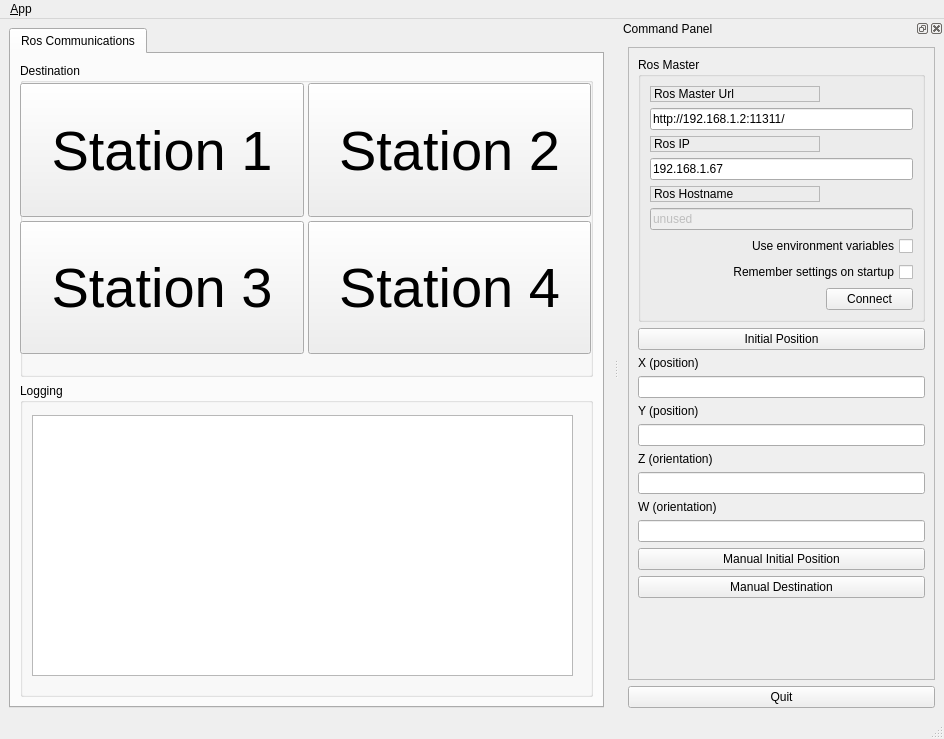
movehoon/ros_nav_gui, file ui/main_window.ui: the form before one commit.
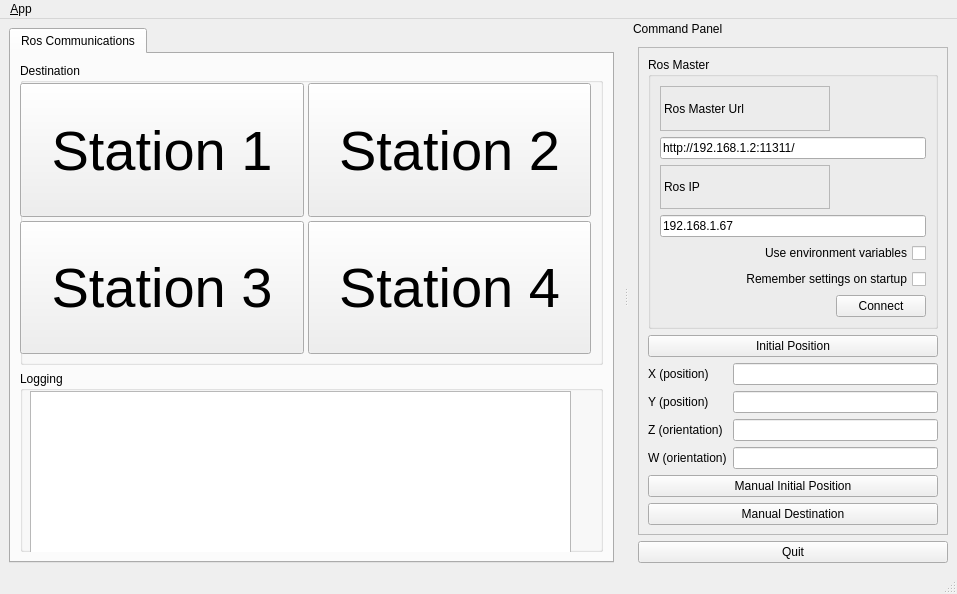
The form after the commit. Icons and pictures are not drawn.

Commit message: Resize dialog

Diff of the .ui file:
```diff
--- a/ui/main_window.ui
+++ b/ui/main_window.ui
@@ -6,10 +6,16 @@
    <rect>
     <x>0</x>
     <y>0</y>
-    <width>944</width>
-    <height>704</height>
+    <width>957</width>
+    <height>594</height>
    </rect>
   </property>
+  <property name="sizePolicy">
+   <sizepolicy hsizetype="Preferred" vsizetype="Preferred">
+    <horstretch>0</horstretch>
+    <verstretch>1</verstretch>
+   </sizepolicy>
+  </property>
   <property name="windowTitle">
    <string>QRosApp</string>
   </property>
@@ -24,6 +30,12 @@
    <layout class="QHBoxLayout">
     <item>
      <widget class="QTabWidget" name="tab_manager">
+      <property name="sizePolicy">
+       <sizepolicy hsizetype="Expanding" vsizetype="Preferred">
+        <horstretch>0</horstretch>
+        <verstretch>0</verstretch>
+       </sizepolicy>
+      </property>
       <property name="minimumSize">
        <size>
         <width>100</width>
@@ -37,12 +49,24 @@
        <number>0</number>
       </property>
       <widget class="QWidget" name="tab_status">
+       <property name="sizePolicy">
+        <sizepolicy hsizetype="Preferred" vsizetype="Fixed">
+         <horstretch>0</horstretch>
+         <verstretch>1</verstretch>
+        </sizepolicy>
+       </property>
        <attribute name="title">
         <string>Ros Communications</string>
        </attribute>
        <layout class="QVBoxLayout" name="verticalLayout_2">
         <item>
          <widget class="QGroupBox" name="groupBox_2">
+          <property name="sizePolicy">
+           <sizepolicy hsizetype="Preferred" vsizetype="Preferred">
+            <horstretch>0</horstretch>
+            <verstretch>5</verstretch>
+           </sizepolicy>
+          </property>
           <property name="title">
            <string>Destination</string>
           </property>
@@ -55,7 +79,7 @@
              <height>271</height>
             </rect>
            </property>
-           <layout class="QGridLayout" name="gridLayout_4" rowstretch="1,1,0" rowminimumheight="1,1,0">
+           <layout class="QGridLayout" name="gridLayout_4" rowstretch="1,1" rowminimumheight="1,1">
             <property name="sizeConstraint">
              <enum>QLayout::SetDefaultConstraint</enum>
             </property>
@@ -65,7 +89,7 @@
             <item row="1" column="1">
              <widget class="QPushButton" name="button_destination4">
               <property name="sizePolicy">
-               <sizepolicy hsizetype="Expanding" vsizetype="Expanding">
+               <sizepolicy hsizetype="Preferred" vsizetype="Preferred">
                 <horstretch>0</horstretch>
                 <verstretch>0</verstretch>
                </sizepolicy>
@@ -83,7 +107,7 @@
             <item row="1" column="0">
              <widget class="QPushButton" name="button_destination3">
               <property name="sizePolicy">
-               <sizepolicy hsizetype="Expanding" vsizetype="Expanding">
+               <sizepolicy hsizetype="Preferred" vsizetype="Preferred">
                 <horstretch>0</horstretch>
                 <verstretch>0</verstretch>
                </sizepolicy>
@@ -101,7 +125,7 @@
             <item row="0" column="0">
              <widget class="QPushButton" name="button_destination1">
               <property name="sizePolicy">
-               <sizepolicy hsizetype="Expanding" vsizetype="Expanding">
+               <sizepolicy hsizetype="Preferred" vsizetype="Preferred">
                 <horstretch>0</horstretch>
                 <verstretch>0</verstretch>
                </sizepolicy>
@@ -119,7 +143,7 @@
             <item row="0" column="1">
              <widget class="QPushButton" name="button_destination2">
               <property name="sizePolicy">
-               <sizepolicy hsizetype="Expanding" vsizetype="Expanding">
+               <sizepolicy hsizetype="Preferred" vsizetype="Preferred">
                 <horstretch>0</horstretch>
                 <verstretch>0</verstretch>
                </sizepolicy>
@@ -144,9 +168,9 @@
            <bool>true</bool>
           </property>
           <property name="sizePolicy">
-           <sizepolicy hsizetype="MinimumExpanding" vsizetype="Preferred">
+           <sizepolicy hsizetype="Preferred" vsizetype="Preferred">
             <horstretch>0</horstretch>
-            <verstretch>0</verstretch>
+            <verstretch>3</verstretch>
            </sizepolicy>
           </property>
           <property name="title">
@@ -155,10 +179,10 @@
           <widget class="QListView" name="view_logging">
            <property name="geometry">
             <rect>
-             <x>12</x>
-             <y>32</y>
+             <x>10</x>
+             <y>20</y>
              <width>541</width>
-             <height>261</height>
+             <height>171</height>
             </rect>
            </property>
           </widget>
@@ -175,7 +199,7 @@
     <rect>
      <x>0</x>
      <y>0</y>
-     <width>944</width>
+     <width>957</width>
      <height>22</height>
     </rect>
    </property>
@@ -202,10 +226,19 @@
    </property>
    <property name="minimumSize">
     <size>
-     <width>325</width>
-     <height>698</height>
+     <width>328</width>
+     <height>550</height>
     </size>
    </property>
+   <property name="acceptDrops">
+    <bool>false</bool>
+   </property>
+   <property name="floating">
+    <bool>false</bool>
+   </property>
+   <property name="features">
+    <set>QDockWidget::NoDockWidgetFeatures</set>
+   </property>
    <property name="allowedAreas">
     <set>Qt::RightDockWidgetArea</set>
    </property>
@@ -216,6 +249,12 @@
     <number>2</number>
    </attribute>
    <widget class="QWidget" name="dockWidgetContents_2">
+    <property name="sizePolicy">
+     <sizepolicy hsizetype="Preferred" vsizetype="Preferred">
+      <horstretch>1</horstretch>
+      <verstretch>0</verstretch>
+     </sizepolicy>
+    </property>
     <layout class="QVBoxLayout" name="verticalLayout">
      <item>
       <widget class="QFrame" name="frame">
@@ -234,43 +273,16 @@
        <layout class="QVBoxLayout" name="verticalLayout_3">
         <item>
          <widget class="QGroupBox" name="groupBox">
+          <property name="sizePolicy">
+           <sizepolicy hsizetype="Preferred" vsizetype="Preferred">
+            <horstretch>0</horstretch>
+            <verstretch>0</verstretch>
+           </sizepolicy>
+          </property>
           <property name="title">
            <string>Ros Master</string>
           </property>
           <layout class="QGridLayout" name="gridLayout">
-           <item row="0" column="0">
-            <widget class="QLabel" name="label">
-             <property name="frameShape">
-              <enum>QFrame::StyledPanel</enum>
-             </property>
-             <property name="frameShadow">
-              <enum>QFrame::Raised</enum>
-             </property>
-             <property name="text">
-              <string>Ros Master Url</string>
-             </property>
-            </widget>
-           </item>
-           <item row="1" column="0" colspan="2">
-            <widget class="QLineEdit" name="line_edit_master">
-             <property name="text">
-              <string>http://192.168.1.2:11311/</string>
-             </property>
-            </widget>
-           </item>
-           <item row="2" column="0">
-            <widget class="QLabel" name="label_2">
-             <property name="frameShape">
-              <enum>QFrame::StyledPanel</enum>
-             </property>
-             <property name="frameShadow">
-              <enum>QFrame::Raised</enum>
-             </property>
-             <property name="text">
-              <string>Ros IP</string>
-             </property>
-            </widget>
-           </item>
            <item row="3" column="0" colspan="2">
             <widget class="QLineEdit" name="line_edit_host">
              <property name="text">
@@ -278,50 +290,7 @@
              </property>
             </widget>
            </item>
-           <item row="4" column="0">
-            <widget class="QLabel" name="label_3">
-             <property name="frameShape">
-              <enum>QFrame::StyledPanel</enum>
-             </property>
-             <property name="frameShadow">
-              <enum>QFrame::Raised</enum>
-             </property>
-             <property name="text">
-              <string>Ros Hostname</string>
-             </property>
-            </widget>
-           </item>
-           <item row="5" column="0" colspan="2">
-            <widget class="QLineEdit" name="line_edit_topic">
-             <property name="enabled">
-              <bool>false</bool>
-             </property>
-             <property name="text">
-              <string>unused</string>
-             </property>
-            </widget>
-           </item>
-           <item row="6" column="0" colspan="2">
-            <widget class="QCheckBox" name="checkbox_use_environment">
-             <property name="layoutDirection">
-              <enum>Qt::RightToLeft</enum>
-             </property>
-             <property name="text">
-              <string>Use environment variables</string>
-             </property>
-            </widget>
-           </item>
-           <item row="7" column="0" colspan="2">
-            <widget class="QCheckBox" name="checkbox_remember_settings">
-             <property name="layoutDirection">
-              <enum>Qt::RightToLeft</enum>
-             </property>
-             <property name="text">
-              <string>Remember settings on startup</string>
-             </property>
-            </widget>
-           </item>
-           <item row="8" column="0">
+           <item row="6" column="0">
             <spacer name="horizontalSpacer">
              <property name="orientation">
               <enum>Qt::Horizontal</enum>
@@ -334,7 +303,30 @@
              </property>
             </spacer>
            </item>
-           <item row="8" column="1">
+           <item row="2" column="0">
+            <widget class="QLabel" name="label_2">
+             <property name="frameShape">
+              <enum>QFrame::StyledPanel</enum>
+             </property>
+             <property name="frameShadow">
+              <enum>QFrame::Raised</enum>
+             </property>
+             <property name="text">
+              <string>Ros IP</string>
+             </property>
+            </widget>
+           </item>
+           <item row="4" column="0" colspan="2">
+            <widget class="QCheckBox" name="checkbox_use_environment">
+             <property name="layoutDirection">
+              <enum>Qt::RightToLeft</enum>
+             </property>
+             <property name="text">
+              <string>Use environment variables</string>
+             </property>
+            </widget>
+           </item>
+           <item row="6" column="1">
             <widget class="QPushButton" name="button_connect">
              <property name="enabled">
               <bool>true</bool>
@@ -356,6 +348,36 @@
              </property>
             </widget>
            </item>
+           <item row="1" column="0" colspan="2">
+            <widget class="QLineEdit" name="line_edit_master">
+             <property name="text">
+              <string>http://192.168.1.2:11311/</string>
+             </property>
+            </widget>
+           </item>
+           <item row="5" column="0" colspan="2">
+            <widget class="QCheckBox" name="checkbox_remember_settings">
+             <property name="layoutDirection">
+              <enum>Qt::RightToLeft</enum>
+             </property>
+             <property name="text">
+              <string>Remember settings on startup</string>
+             </property>
+            </widget>
+           </item>
+           <item row="0" column="0">
+            <widget class="QLabel" name="label">
+             <property name="frameShape">
+              <enum>QFrame::StyledPanel</enum>
+             </property>
+             <property name="frameShadow">
+              <enum>QFrame::Raised</enum>
+             </property>
+             <property name="text">
+              <string>Ros Master Url</string>
+             </property>
+            </widget>
+           </item>
           </layout>
          </widget>
         </item>
@@ -373,44 +395,61 @@
          </widget>
         </item>
         <item>
-         <widget class="QLabel" name="label_4">
-          <property name="text">
-           <string>X (position)</string>
-          </property>
-         </widget>
-        </item>
-        <item>
-         <widget class="QLineEdit" name="lineEdit_x"/>
-        </item>
-        <item>
-         <widget class="QLabel" name="label_5">
-          <property name="text">
-           <string>Y (position)</string>
-          </property>
-         </widget>
-        </item>
-        <item>
-         <widget class="QLineEdit" name="lineEdit_y"/>
-        </item>
-        <item>
-         <widget class="QLabel" name="label_7">
-          <property name="text">
-           <string>Z (orientation)</string>
-          </property>
-         </widget>
-        </item>
-        <item>
-         <widget class="QLineEdit" name="lineEdit_z"/>
-        </item>
-        <item>
-         <widget class="QLabel" name="label_6">
-          <property name="text">
-           <string>W (orientation)</string>
-          </property>
-         </widget>
-        </item>
-        <item>
-         <widget class="QLineEdit" name="lineEdit_w"/>
+         <layout class="QGridLayout" name="gridLayout_6">
+          <item row="0" column="0">
+           <widget class="QLabel" name="label_4">
+            <property name="sizePolicy">
+             <sizepolicy hsizetype="Maximum" vsizetype="Preferred">
+              <horstretch>0</horstretch>
+              <verstretch>0</verstretch>
+             </sizepolicy>
+            </property>
+            <property name="text">
+             <string>X (position)</string>
+            </property>
+           </widget>
+          </item>
+          <item row="0" column="1">
+           <widget class="QLineEdit" name="lineEdit_x">
+            <property name="sizePolicy">
+             <sizepolicy hsizetype="Expanding" vsizetype="Fixed">
+              <horstretch>0</horstretch>
+              <verstretch>0</verstretch>
+             </sizepolicy>
+            </property>
+           </widget>
+          </item>
+          <item row="1" column="0">
+           <widget class="QLabel" name="label_5">
+            <property name="text">
+             <string>Y (position)</string>
+            </property>
+           </widget>
+          </item>
+          <item row="1" column="1">
+           <widget class="QLineEdit" name="lineEdit_y"/>
+          </item>
+          <item row="2" column="0">
+           <widget class="QLabel" name="label_7">
+            <property name="text">
+             <string>Z (orientation)</string>
+            </property>
+           </widget>
+          </item>
+          <item row="2" column="1">
+           <widget class="QLineEdit" name="lineEdit_z"/>
+          </item>
+          <item row="3" column="0">
+           <widget class="QLabel" name="label_6">
+            <property name="text">
+             <string>W (orientation)</string>
+            </property>
+           </widget>
+          </item>
+          <item row="3" column="1">
+           <widget class="QLineEdit" name="lineEdit_w"/>
+          </item>
+         </layout>
         </item>
         <item>
          <widget class="QPushButton" name="button_manualInitialPosition">
@@ -426,19 +465,6 @@
           </property>
          </widget>
         </item>
-        <item>
-         <spacer name="verticalSpacer_3">
-          <property name="orientation">
-           <enum>Qt::Vertical</enum>
-          </property>
-          <property name="sizeHint" stdset="0">
-           <size>
-            <width>20</width>
-            <height>233</height>
-           </size>
-          </property>
-         </spacer>
-        </item>
        </layout>
       </widget>
      </item>
```
The commit also changes 1 other file.
